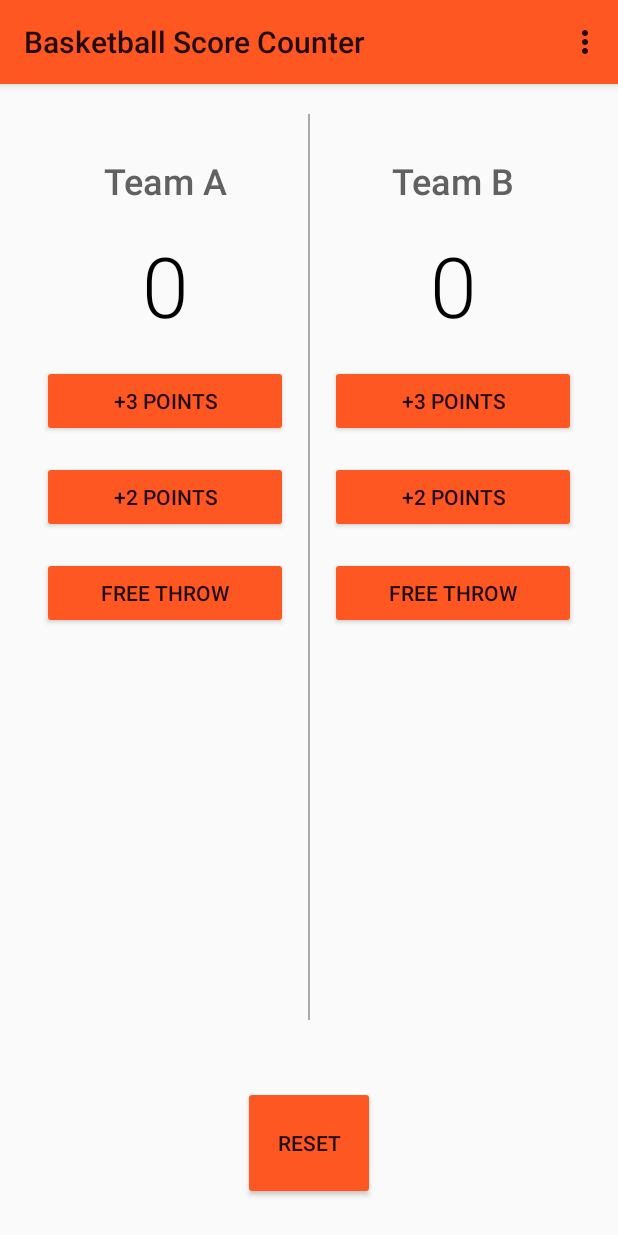
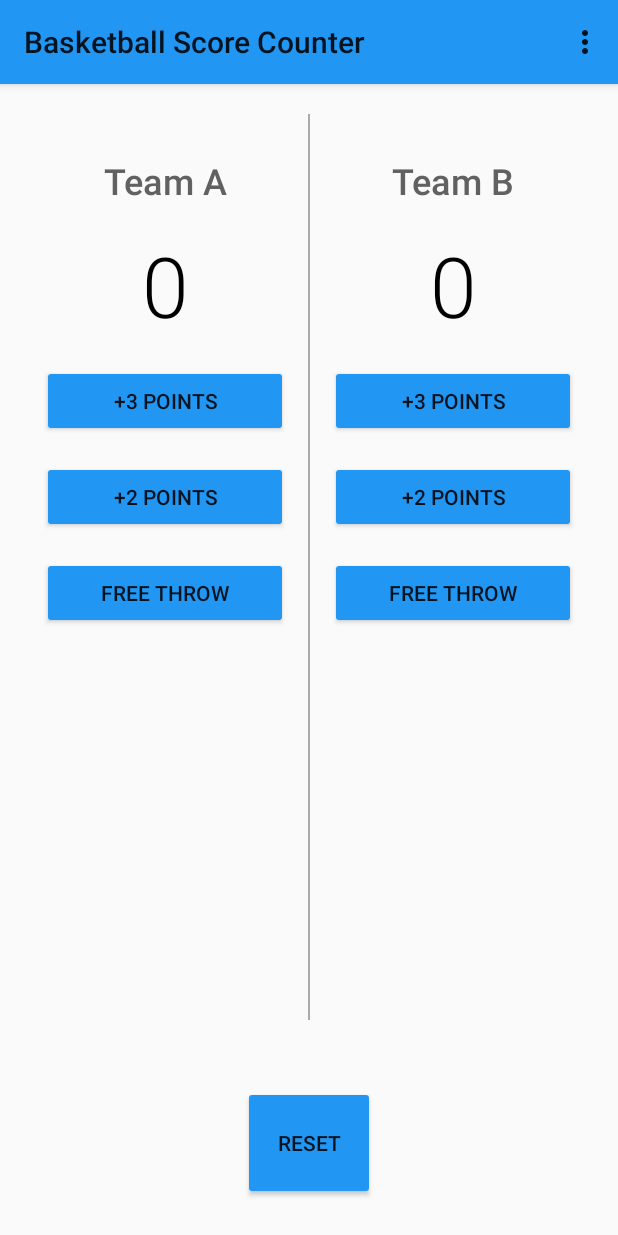
Before and after one commit to ninthfactor/BasketballScoreCounter, an Android app: the screen it shows after launch (MainActivity), on a phone screen of 412 x 824 dp. Run offline under Robolectric (Android 15) with nearby library versions, the phone set to English and light mode, and no system bars.

Commit message:
updadted color for next version in  playstore

```diff
--- a/app/src/main/res/values/styles.xml
+++ b/app/src/main/res/values/styles.xml
@@ -2,8 +2,8 @@
     <!-- Base application theme. -->
     <style name="AppTheme" parent="Theme.AppCompat.Light">
         <!-- Primary theme color of the app (sets background color of app bar) -->
-        <item name="colorPrimary">#FF5722</item>
+        <item name="colorPrimary">#2196F3</item>
         <!-- Background color of buttons in the app -->
-        <item name="colorButtonNormal">#FF5722</item>
+        <item name="colorButtonNormal">#2196F3</item>
     </style>
 </resources>
```
